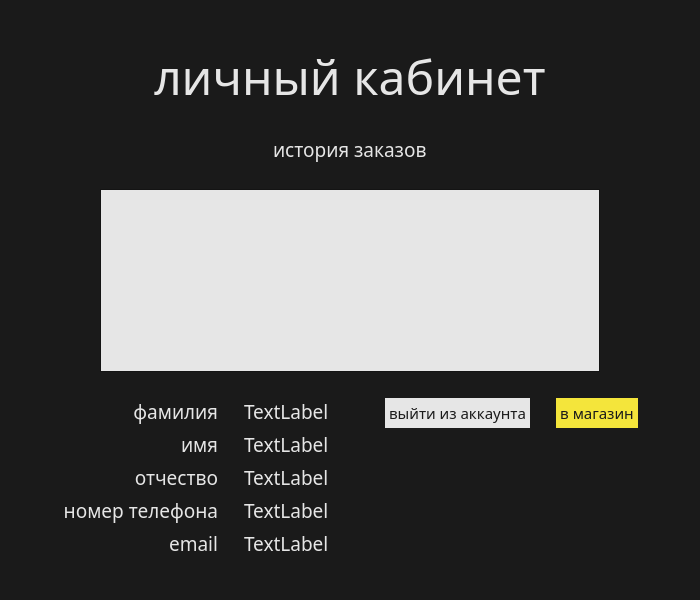
Before: the Qt Designer form states/clientState/clientshomepage.ui in NotZahar/bookstore, drawn with Qt 5.
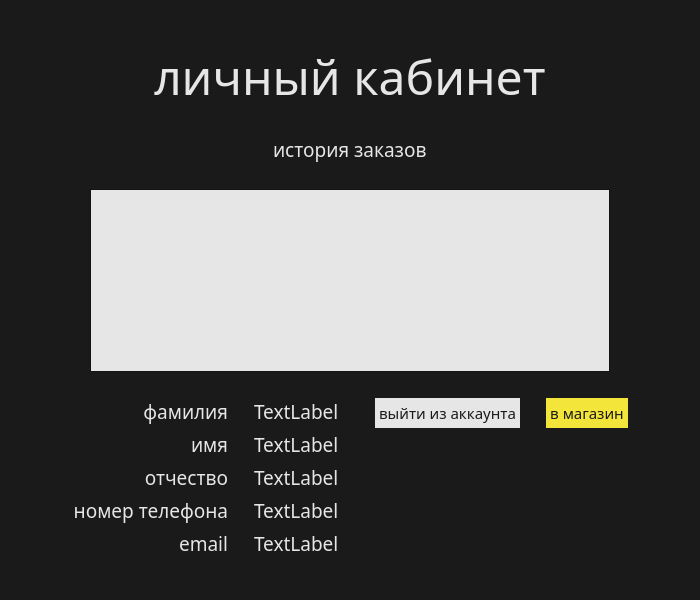
After: the same form once the commit is applied.

Diff of the .ui file:
```diff
--- a/states/clientState/clientshomepage.ui
+++ b/states/clientState/clientshomepage.ui
@@ -450,7 +450,7 @@
       <widget class="QTableView" name="tableView">
        <property name="minimumSize">
         <size>
-         <width>500</width>
+         <width>520</width>
          <height>0</height>
         </size>
        </property>
@@ -801,7 +801,7 @@
            </property>
            <property name="sizeHint" stdset="0">
             <size>
-             <width>50</width>
+             <width>30</width>
              <height>20</height>
             </size>
            </property>
```
